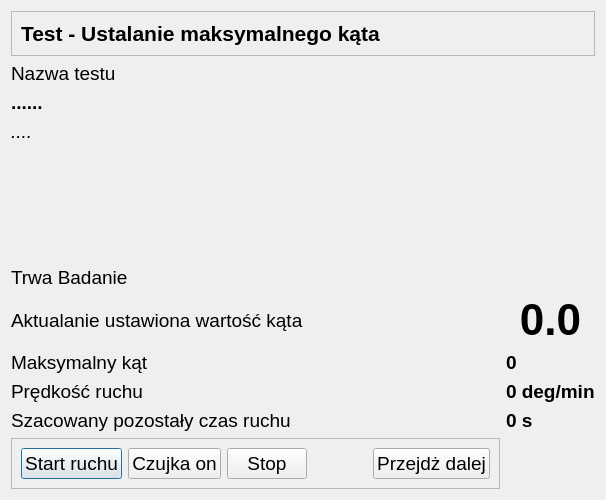
First picture: the form in CzujkiLinioweApp/oknobadaniamaksymalnegokata.ui, repository wiacekmarcin/CzujkiLiniowe, before the edit.
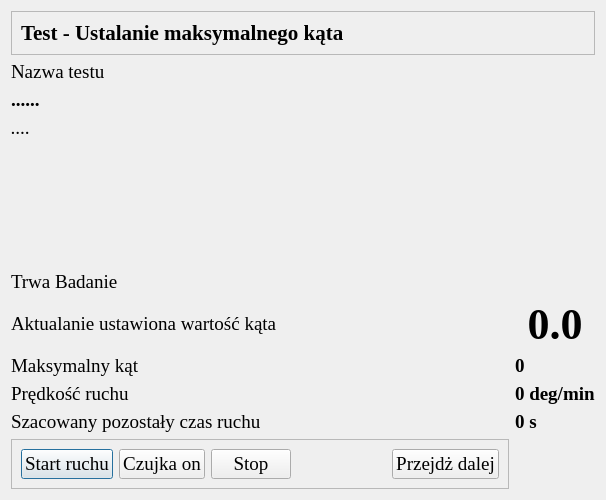
Second picture: the form after the edit.

What changed in the file:
```diff
--- a/CzujkiLinioweApp/oknobadaniamaksymalnegokata.ui
+++ b/CzujkiLinioweApp/oknobadaniamaksymalnegokata.ui
@@ -24,7 +24,7 @@
   </property>
   <property name="font">
    <font>
-    <family>Arial</family>
+    <family>Times New Roman</family>
     <pointsize>14</pointsize>
    </font>
   </property>
@@ -36,7 +36,7 @@
     <widget class="QLabel" name="testName">
      <property name="font">
       <font>
-       <family>Arial</family>
+       <family>Times New Roman</family>
        <pointsize>14</pointsize>
        <bold>true</bold>
       </font>
@@ -50,7 +50,7 @@
     <widget class="QLabel" name="kat">
      <property name="font">
       <font>
-       <family>Arial</family>
+       <family>Times New Roman</family>
        <pointsize>33</pointsize>
        <bold>true</bold>
       </font>
@@ -67,7 +67,7 @@
     <widget class="QLabel" name="ekat">
      <property name="font">
       <font>
-       <family>Arial</family>
+       <family>Times New Roman</family>
        <pointsize>14</pointsize>
       </font>
      </property>
@@ -89,7 +89,7 @@
        <widget class="QLabel" name="label_2">
         <property name="font">
          <font>
-          <family>Arial</family>
+          <family>Times New Roman</family>
           <pointsize>16</pointsize>
           <bold>true</bold>
          </font>
@@ -106,7 +106,7 @@
     <widget class="QLabel" name="speed">
      <property name="font">
       <font>
-       <family>Arial</family>
+       <family>Times New Roman</family>
        <pointsize>14</pointsize>
        <bold>true</bold>
       </font>
@@ -133,7 +133,7 @@
     <widget class="QLabel" name="label">
      <property name="font">
       <font>
-       <family>Arial</family>
+       <family>Times New Roman</family>
        <pointsize>14</pointsize>
       </font>
      </property>
@@ -149,7 +149,7 @@
     <widget class="QLabel" name="label_3">
      <property name="font">
       <font>
-       <family>Arial</family>
+       <family>Times New Roman</family>
        <pointsize>14</pointsize>
       </font>
      </property>
@@ -162,7 +162,7 @@
     <widget class="QLabel" name="szacowanyczas">
      <property name="font">
       <font>
-       <family>Arial</family>
+       <family>Times New Roman</family>
        <pointsize>14</pointsize>
        <bold>true</bold>
       </font>
@@ -176,7 +176,7 @@
     <widget class="QLabel" name="eBadanie">
      <property name="font">
       <font>
-       <family>Arial</family>
+       <family>Times New Roman</family>
        <pointsize>14</pointsize>
       </font>
      </property>
@@ -192,7 +192,7 @@
     <widget class="QLabel" name="nazwaPodTestu">
      <property name="font">
       <font>
-       <family>Arial</family>
+       <family>Times New Roman</family>
        <pointsize>14</pointsize>
        <italic>true</italic>
       </font>
@@ -206,7 +206,7 @@
     <widget class="QLabel" name="maxkat">
      <property name="font">
       <font>
-       <family>Arial</family>
+       <family>Times New Roman</family>
        <pointsize>14</pointsize>
        <bold>true</bold>
       </font>
@@ -220,7 +220,7 @@
     <widget class="QLabel" name="emaxkat">
      <property name="font">
       <font>
-       <family>Arial</family>
+       <family>Times New Roman</family>
        <pointsize>14</pointsize>
       </font>
      </property>
@@ -233,7 +233,7 @@
     <widget class="QLabel" name="eCzas">
      <property name="font">
       <font>
-       <family>Arial</family>
+       <family>Times New Roman</family>
        <pointsize>14</pointsize>
       </font>
      </property>
```
